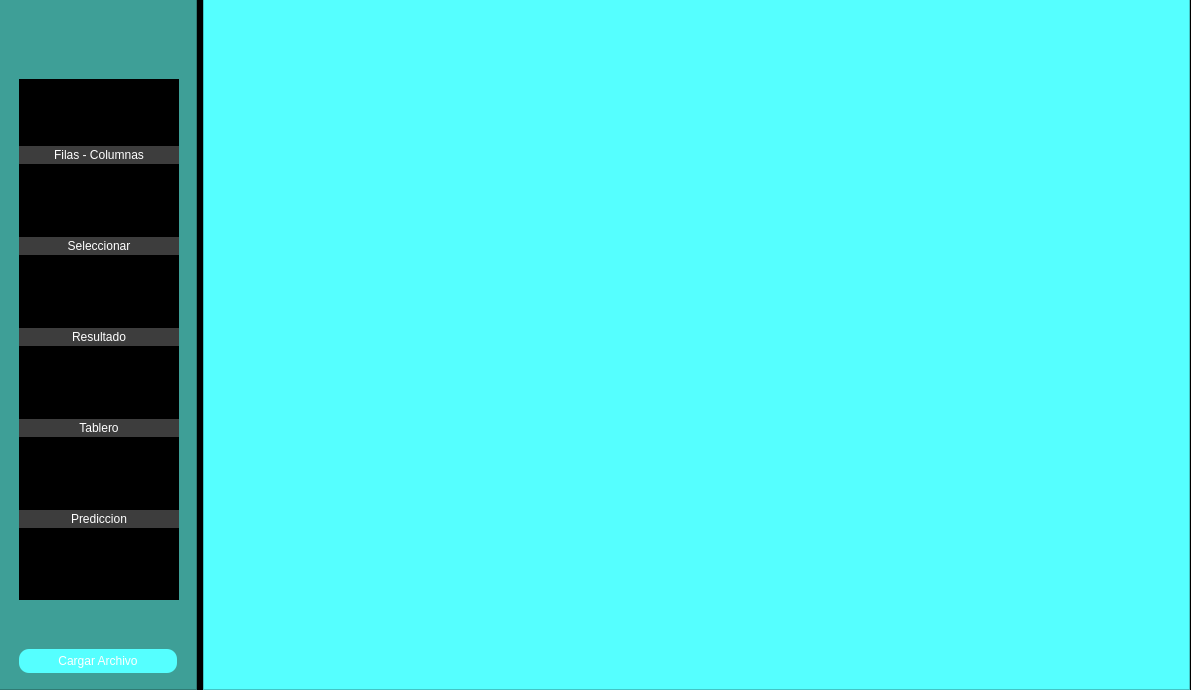
First picture: the form in vistas/index.ui, repository stimomez/prediccion_pqt5, before the edit.
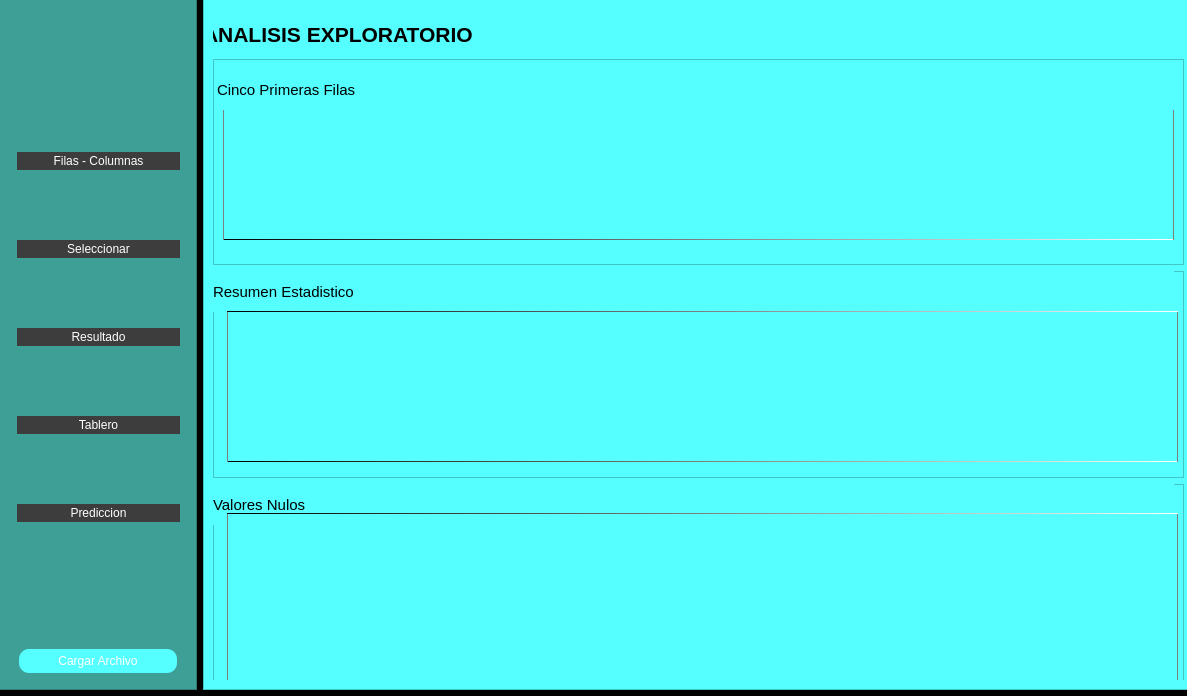
Second picture: the form after the edit. The open tabs and pages were chosen to show the change.

What changed in the file:
```diff
--- a/vistas/index.ui
+++ b/vistas/index.ui
@@ -6,8 +6,8 @@
    <rect>
     <x>0</x>
     <y>0</y>
-    <width>1191</width>
-    <height>690</height>
+    <width>1187</width>
+    <height>696</height>
    </rect>
   </property>
   <property name="windowTitle">
@@ -92,12 +92,12 @@
           <property name="frameShadow">
            <enum>QFrame::Raised</enum>
           </property>
-          <widget class="QWidget" name="verticalLayoutWidget_4">
+          <widget class="QFrame" name="verticalFrame_4">
            <property name="geometry">
             <rect>
-             <x>20</x>
+             <x>9</x>
              <y>80</y>
-             <width>160</width>
+             <width>181</width>
              <height>521</height>
             </rect>
            </property>
@@ -465,7 +465,215 @@
              </property>
             </widget>
            </widget>
-           <widget class="QWidget" name="pageResultado"/>
+           <widget class="QWidget" name="pageResultado">
+            <widget class="QLabel" name="label_7">
+             <property name="geometry">
+              <rect>
+               <x>-10</x>
+               <y>20</y>
+               <width>981</width>
+               <height>31</height>
+              </rect>
+             </property>
+             <property name="font">
+              <font>
+               <pointsize>16</pointsize>
+               <weight>75</weight>
+               <bold>true</bold>
+              </font>
+             </property>
+             <property name="styleSheet">
+              <string notr="true">qproperty-alignment: 'AlignCenter';</string>
+             </property>
+             <property name="text">
+              <string>ANALISIS EXPLORATORIO</string>
+             </property>
+            </widget>
+            <widget class="QWidget" name="gridLayoutWidget">
+             <property name="geometry">
+              <rect>
+               <x>0</x>
+               <y>60</y>
+               <width>971</width>
+               <height>631</height>
+              </rect>
+             </property>
+             <layout class="QGridLayout" name="gridLayout" rowstretch="1,1,1" columnstretch="0,0">
+              <item row="0" column="0" colspan="2">
+               <widget class="QFrame" name="frame_2">
+                <property name="frameShape">
+                 <enum>QFrame::StyledPanel</enum>
+                </property>
+                <property name="frameShadow">
+                 <enum>QFrame::Raised</enum>
+                </property>
+                <widget class="QLabel" name="lblCuatroFilas">
+                 <property name="geometry">
+                  <rect>
+                   <x>10</x>
+                   <y>50</y>
+                   <width>951</width>
+                   <height>131</height>
+                  </rect>
+                 </property>
+                 <property name="font">
+                  <font>
+                   <pointsize>6</pointsize>
+                  </font>
+                 </property>
+                 <property name="styleSheet">
+                  <string notr="true">border-style: solid;
+border-width: 1px;
+
+border-color: qlineargradient(spread:pad, x1:0, y1:0, x2:1, y2:0, stop:0 rgba(0, 0, 0, 255), stop:1 rgba(255, 255, 255, 255));
+
+
+</string>
+                 </property>
+                 <property name="text">
+                  <string/>
+                 </property>
+                </widget>
+                <widget class="QLabel" name="label_2">
+                 <property name="geometry">
+                  <rect>
+                   <x>4</x>
+                   <y>10</y>
+                   <width>961</width>
+                   <height>41</height>
+                  </rect>
+                 </property>
+                 <property name="font">
+                  <font>
+                   <pointsize>11</pointsize>
+                  </font>
+                 </property>
+                 <property name="styleSheet">
+                  <string notr="true">qproperty-alignment: 'AlignCenter';
+</string>
+                 </property>
+                 <property name="text">
+                  <string>Cinco Primeras Filas</string>
+                 </property>
+                </widget>
+               </widget>
+              </item>
+              <item row="2" column="0" colspan="2">
+               <widget class="QFrame" name="frame_3">
+                <property name="frameShape">
+                 <enum>QFrame::StyledPanel</enum>
+                </property>
+                <property name="frameShadow">
+                 <enum>QFrame::Raised</enum>
+                </property>
+                <widget class="QLabel" name="label_3">
+                 <property name="geometry">
+                  <rect>
+                   <x>0</x>
+                   <y>0</y>
+                   <width>961</width>
+                   <height>41</height>
+                  </rect>
+                 </property>
+                 <property name="font">
+                  <font>
+                   <pointsize>11</pointsize>
+                  </font>
+                 </property>
+                 <property name="styleSheet">
+                  <string notr="true">qproperty-alignment: 'AlignCenter';
+</string>
+                 </property>
+                 <property name="text">
+                  <string>Valores Nulos</string>
+                 </property>
+                </widget>
+                <widget class="QLabel" name="lblCamposNulos">
+                 <property name="geometry">
+                  <rect>
+                   <x>14</x>
+                   <y>29</y>
+                   <width>951</width>
+                   <height>171</height>
+                  </rect>
+                 </property>
+                 <property name="font">
+                  <font>
+                   <pointsize>6</pointsize>
+                  </font>
+                 </property>
+                 <property name="styleSheet">
+                  <string notr="true">border-style: solid;
+border-width: 1px;
+
+border-color: qlineargradient(spread:pad, x1:0, y1:0, x2:1, y2:0, stop:0 rgba(0, 0, 0, 255), stop:1 rgba(255, 255, 255, 255));</string>
+                 </property>
+                 <property name="text">
+                  <string/>
+                 </property>
+                </widget>
+               </widget>
+              </item>
+              <item row="1" column="0" colspan="2">
+               <widget class="QFrame" name="frame_4">
+                <property name="frameShape">
+                 <enum>QFrame::StyledPanel</enum>
+                </property>
+                <property name="frameShadow">
+                 <enum>QFrame::Raised</enum>
+                </property>
+                <widget class="QLabel" name="label_8">
+                 <property name="geometry">
+                  <rect>
+                   <x>0</x>
+                   <y>0</y>
+                   <width>961</width>
+                   <height>41</height>
+                  </rect>
+                 </property>
+                 <property name="font">
+                  <font>
+                   <pointsize>11</pointsize>
+                  </font>
+                 </property>
+                 <property name="styleSheet">
+                  <string notr="true">qproperty-alignment: 'AlignCenter';
+</string>
+                 </property>
+                 <property name="text">
+                  <string>Resumen Estadistico</string>
+                 </property>
+                </widget>
+                <widget class="QLabel" name="lblResumenEstadistico">
+                 <property name="geometry">
+                  <rect>
+                   <x>14</x>
+                   <y>40</y>
+                   <width>951</width>
+                   <height>151</height>
+                  </rect>
+                 </property>
+                 <property name="font">
+                  <font>
+                   <pointsize>7</pointsize>
+                  </font>
+                 </property>
+                 <property name="styleSheet">
+                  <string notr="true">border-style: solid;
+border-width: 1px;
+
+border-color: qlineargradient(spread:pad, x1:0, y1:0, x2:1, y2:0, stop:0 rgba(0, 0, 0, 255), stop:1 rgba(255, 255, 255, 255));
+</string>
+                 </property>
+                 <property name="text">
+                  <string/>
+                 </property>
+                </widget>
+               </widget>
+              </item>
+             </layout>
+            </widget>
+           </widget>
            <widget class="QWidget" name="pageTablero"/>
            <widget class="QWidget" name="pagePrediccion"/>
           </widget>
```
Left out of the diff: 140 changed lines with no effect on the pictures.
